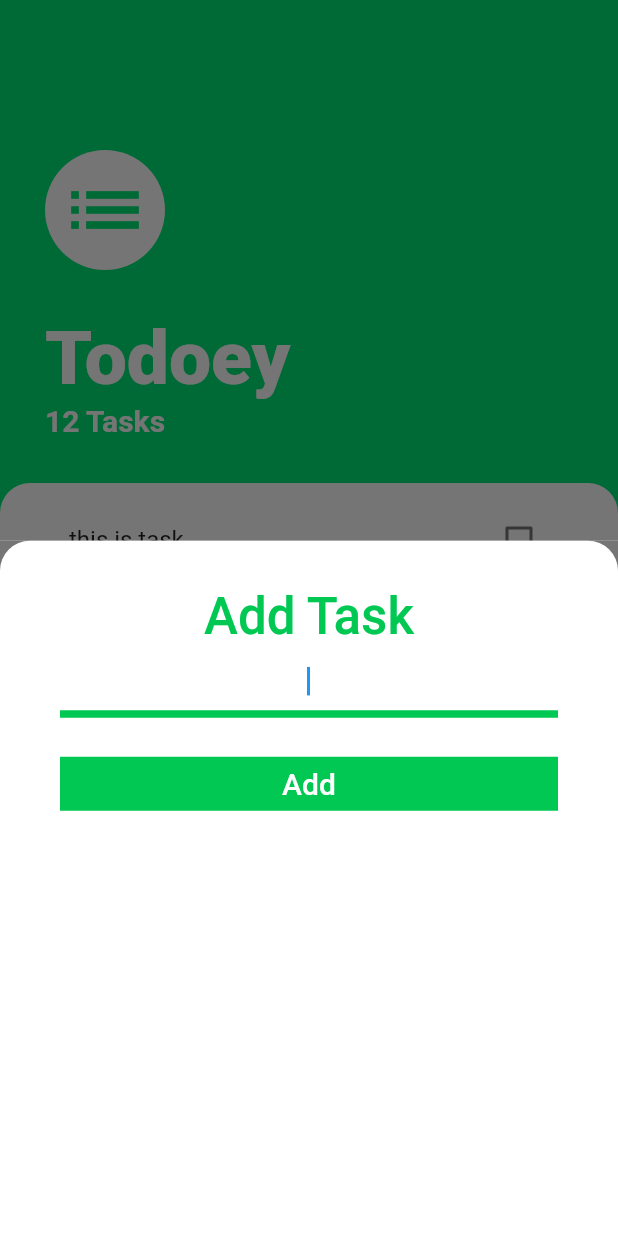
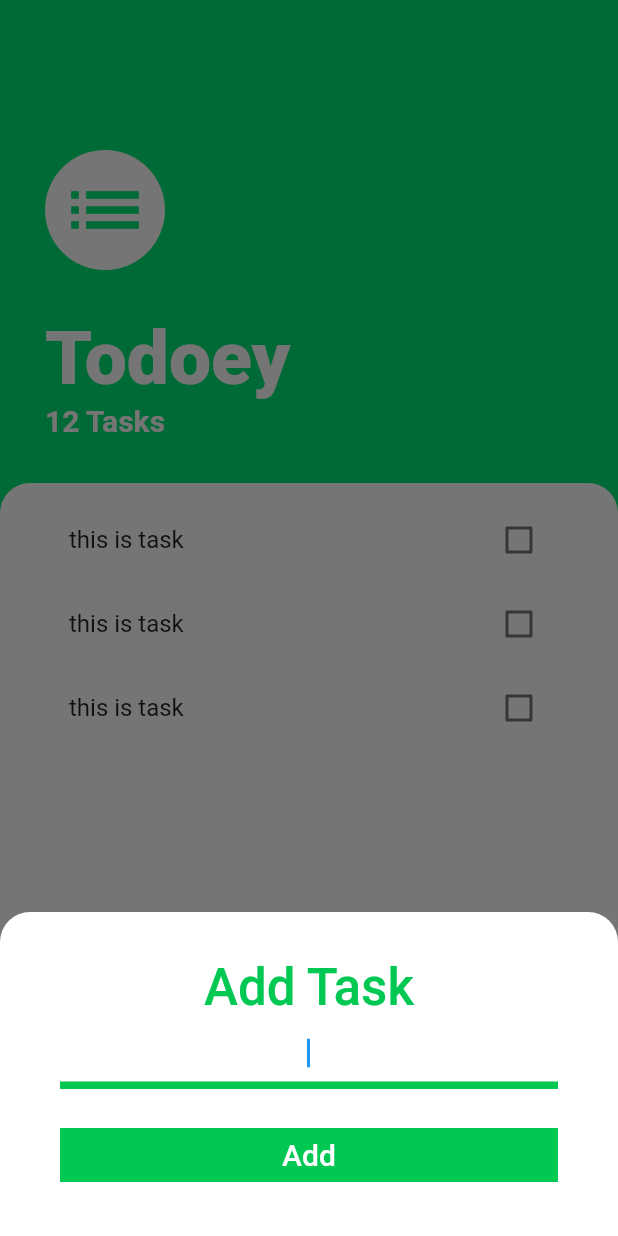
Before and after one commit to leekina/todoey, a Flutter app: the screen it shows after launch, after a tap on the "add" icon, on a phone screen of 412 x 824 dp. Run offline on Flutter 3.47's test engine with Material 2 defaults, Android fonts, the phone set to English and light mode, and no system bars.

Commit message:
FIX : add task 스크린에서 키보드 사용시 입력창이 안보이는 현상 수정

```diff
--- a/lib/screens/tasks_screen.dart
+++ b/lib/screens/tasks_screen.dart
@@ -70,7 +70,16 @@ class TasksScreen extends StatelessWidget {
         ),
         onPressed: () {
           showModalBottomSheet(
-              context: context, builder: (context) => AddTaskScreen());
+            isScrollControlled: true,
+            context: context,
+            builder: (context) => SingleChildScrollView(
+              child: Container(
+                  padding: EdgeInsets.only(
+                    bottom: MediaQuery.of(context).viewInsets.bottom,
+                  ),
+                  child: AddTaskScreen()),
+            ),
+          );
         },
       ),
     );
```
